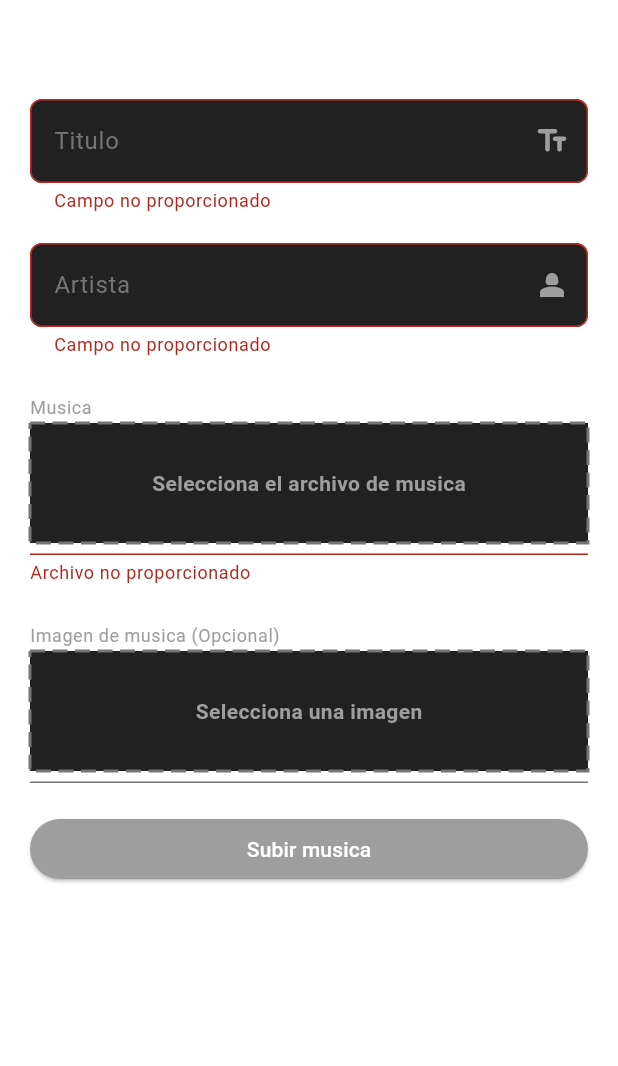
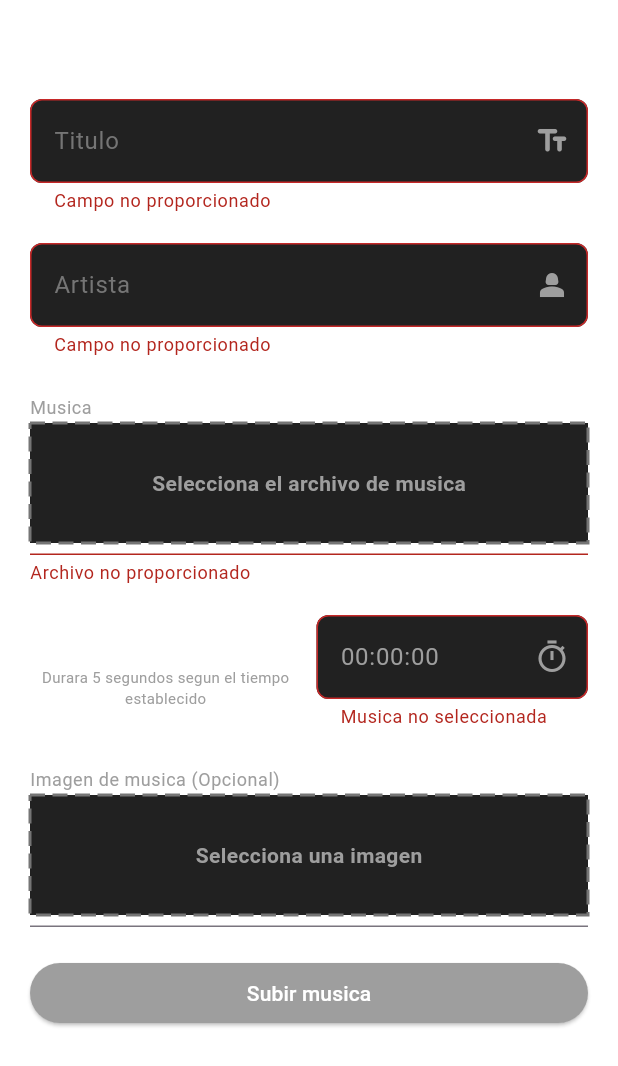
Before and after one commit to 4dominic888/tidal-wave, a Flutter app: the UploadMusicScreen screen opened directly, after a tap on "Subir musica", on a phone screen of 412 x 824 dp. Shown: the top 1066 px of the screen. Run offline on Flutter 3.47's test engine with Material 3 defaults, Android fonts, the phone set to English and light mode, and no system bars; drawn by our look-alikes of dotted_border; our stand-ins replace audio_video_progress_bar, cached_network_image, cloud_firestore, file_picker, firebase_auth, firebase_core and 9 more; missing offline and left inert: audio_duration, super_tooltip; accounts and stored records are empty.

Commit message:
campo de duracion en subir musica

```diff
--- a/lib/modules/subir_musica/screens/upload_music_screen.dart
+++ b/lib/modules/subir_musica/screens/upload_music_screen.dart
@@ -2,15 +2,16 @@
 
 import 'dart:async';
 
-import 'package:audio_duration/audio_duration.dart';
 import 'package:cloud_firestore/cloud_firestore.dart';
 import 'package:file_picker/file_picker.dart';
 import 'package:firebase_auth/firebase_auth.dart';
 import 'package:flutter/material.dart';
 import 'package:tidal_wave/modules/reproductor_musica/classes/musica.dart';
+import 'package:tidal_wave/modules/subir_musica/widgets/duration_form_field.dart';
 import 'package:tidal_wave/services/firebase/firebase_storage_service.dart';
 import 'package:tidal_wave/services/repositories/tw_music_repository.dart';
 import 'package:tidal_wave/shared/controllers/tw_select_file_controller.dart';
+import 'package:tidal_wave/shared/utils.dart';
 import 'package:tidal_wave/shared/widgets/popup_message.dart';
 import 'package:tidal_wave/shared/result.dart';
 import 'package:tidal_wave/shared/widgets/tw_select_file.dart';
@@ -29,6 +30,7 @@ class _UploadMusicScreenState extends State<UploadMusicScreen> {
   final _formKey = GlobalKey<FormState>();
   final _titleController = TextEditingController();
   final _artistController = TextEditingController();
+  final _bestDurationController = TextEditingController();
   final _musicController = TWSelectFileController();
   final _imageController = TWSelectFileController();
 
@@ -71,15 +73,13 @@ class _UploadMusicScreenState extends State<UploadMusicScreen> {
         }
       }
 
-      final int durationMs = await AudioDuration.getAudioDuration(_musicController.value!.path) ?? 0;
-
       Music music = Music.byUID(
         -1,
         titulo: _titleController.text,
         artistas: [_artistController.text],
         musica: Uri.parse(musicUploadResult.data!),
         imagen: Uri.parse(imageUploadResult.data!),
-        duration: Duration(milliseconds: durationMs),
+        duration: _musicController.musicDuration!,
         stars: 0,
         uploadAt: Timestamp.now(),
         userId: FirebaseAuth.instance.currentUser!.uid,
@@ -126,12 +126,8 @@ class _UploadMusicScreenState extends State<UploadMusicScreen> {
                     textInputType: TextInputType.emailAddress,
                     icon: const Icon(Icons.text_fields_rounded),
                     validator: (value) {
-                      if(value == null || value.trim().isEmpty){
-                        return "Campo no proporcionado";
-                      }
-                      if(value.length <= 2 || value.length > 50){
-                        return "El campo debe ser mayor a 2 y menor a 50 caracteres";
-                      }
+                      if(value == null || value.trim().isEmpty) {return "Campo no proporcionado";}
+                      if(value.length <= 2 || value.length > 50) {return "El campo debe ser mayor a 2 y menor a 50 caracteres";}
                       return null;
                     },
                   ),
@@ -146,12 +142,8 @@ class _UploadMusicScreenState extends State<UploadMusicScreen> {
                     textInputType: TextInputType.emailAddress,
                     icon: const Icon(Icons.person_2_sharp),
                     validator: (value) {
-                      if(value == null || value.trim().isEmpty){
-                        return "Campo no proporcionado";
-                      }
-                      if(value.length <= 2 || value.length > 50){
-                        return "El campo debe ser mayor a 2 y menor a 50 caracteres";
-                      }
+                      if(value == null || value.trim().isEmpty) {return "Campo no proporcionado";}
+                      if(value.length <= 2 || value.length > 50) {return "El campo debe ser mayor a 2 y menor a 50 caracteres";}
                       return null;
                     },
                   ),
@@ -168,12 +160,43 @@ class _UploadMusicScreenState extends State<UploadMusicScreen> {
                     fileType: FileType.audio,
                     megaBytesLimit: 20,
                     validator: (_) {
-                      if(_musicController.value == null){
-                        return "Archivo no proporcionado";
-                      }
+                      if(_musicController.value == null) {return "Archivo no proporcionado";}
+                      setState(() {});
                       return null;
                     },
                   )
+                ),
+
+                //* Duration music to present
+                Padding(
+                  padding: const EdgeInsets.symmetric(horizontal: 20, vertical: 10),
+                  child: Row(
+                    children: [
+                      const Expanded(child: Column(
+                        children: [
+                          Text('Momento destacado:', style: TextStyle(color: Colors.white)),
+                          Text('Durara 5 segundos segun el tiempo establecido', style: TextStyle(color: Colors.grey, fontSize: 10), textAlign: TextAlign.center),
+                        ],
+                      )),
+                      const SizedBox(width: 10),
+                      Expanded(child: Column(
+                        children: [
+                          if(_musicController.musicDuration != null) Text('Max: ${toStringDurationFormat(_musicController.musicDuration! - const Duration(seconds: 5))}', style: const TextStyle(color: Colors.grey)),
+                          DurationFormField(
+                            controller: _bestDurationController,
+                            validator: (value) {
+                              final Duration currentDuration = value != null && value.isNotEmpty ? parseDuration(value) : Duration.zero;
+                              _bestDurationController.text = toStringDurationFormat(currentDuration);
+                              if(_musicController.value == null) {return 'Musica no seleccionada';}
+                              //* Como el momento destacado de la cancion debe durar 5s, este no debe ser mayor a la duracion de la cancion -5s
+                              if(currentDuration > _musicController.musicDuration! - const Duration(seconds: 5)) {return 'Fuera del limite';}
+                              return null;
+                            },
+                          ),
+                        ],
+                      )),
+                    ],
+                  ),
                 ),
 
                 //* Imagen de musica
@@ -219,6 +242,7 @@ class _UploadMusicScreenState extends State<UploadMusicScreen> {
   void dispose() {
     _titleController.dispose();
     _artistController.dispose();
+    _bestDurationController.dispose();
     _musicController.dispose();
     _imageController.dispose();
 
--- /dev/null
+++ b/lib/modules/subir_musica/widgets/duration_form_field.dart
@@ -0,0 +1,107 @@
+import 'package:flutter/material.dart';
+import 'package:flutter/services.dart';
+import 'dart:math' as math;
+
+import 'package:tidal_wave/shared/widgets/tw_text_field.dart';
+
+class DurationFormField extends StatelessWidget {
+
+  final TextEditingController? controller;
+  final String? Function(String?)? validator;
+
+  const DurationFormField({super.key, this.controller, this.validator});
+
+  @override
+  Widget build(BuildContext context) {
+    return TWTextField(
+      validator: validator,
+      controller: controller,
+      textInputType: const TextInputType.numberWithOptions(decimal: false),
+      hintText: '00:00:00',
+      inputFormatters: <TextInputFormatter>[
+        TimeTextInputFormatter()
+      ],
+      icon: const Icon(Icons.timer_sharp),
+    );
+  }
+}
+
+//? When copias codigo
+class TimeTextInputFormatter extends TextInputFormatter {
+  late RegExp _exp;
+  TimeTextInputFormatter() {
+    _exp = RegExp(r'^[0-9:]+$');
+  }
+
+  @override
+  TextEditingValue formatEditUpdate(TextEditingValue oldValue, TextEditingValue newValue) {
+    if (_exp.hasMatch(newValue.text)) {
+      TextSelection newSelection = newValue.selection;
+
+      String value = newValue.text;
+      String newText;
+
+      String leftChunk = '';
+      String rightChunk = '';
+
+      if (value.length >= 8) {
+        if (value.substring(0, 7) == '00:00:0') {
+          leftChunk = '00:00:';
+          rightChunk = value.substring(leftChunk.length + 1, value.length);
+        } else if (value.substring(0, 6) == '00:00:') {
+          leftChunk = '00:0';
+          rightChunk = "${value.substring(6, 7)}:${value.substring(7)}";
+        } else if (value.substring(0, 4) == '00:0') {
+          leftChunk = '00:';
+          rightChunk = "${value.substring(4, 5)}${value.substring(6, 7)}:${value.substring(7)}";
+        } else if (value.substring(0, 3) == '00:') {
+          leftChunk = '0';
+          rightChunk = "${value.substring(3, 4)}:${value.substring(4, 5)}${value.substring(6, 7)}:${value.substring(7, 8)}${value.substring(8)}";
+        } else {
+          leftChunk = '';
+          rightChunk = "${value.substring(1, 2)}${value.substring(3, 4)}:${value.substring(4, 5)}${value.substring(6, 7)}:${value.substring(7)}";
+        }
+      } else if (value.length == 7) {
+        if (value.substring(0, 7) == '00:00:0') {
+          leftChunk = '';
+          rightChunk = '';
+        } else if (value.substring(0, 6) == '00:00:') {
+          leftChunk = '00:00:0';
+          rightChunk = value.substring(6, 7);
+        } else if (value.substring(0, 1) == '0') {
+          leftChunk = '00:';
+          rightChunk = "${value.substring(1, 2)}${value.substring(3, 4)}:${value.substring(4, 5)}${value.substring(6, 7)}";
+        } else {
+          leftChunk = '';
+          rightChunk = "${value.substring(1, 2)}${value.substring(3, 4)}:${value.substring(4, 5)}${value.substring(6, 7)}:${value.substring(7)}";
+        }
+      } else {
+        leftChunk = '00:00:0';
+        rightChunk = value;
+      }
+
+      if (oldValue.text.isNotEmpty && oldValue.text.substring(0, 1) != '0') {
+        if (value.length > 7) {
+          return oldValue;
+        } else {
+          leftChunk = '0';
+          rightChunk = "${value.substring(0, 1)}:${value.substring(1, 2)}${value.substring(3, 4)}:${value.substring(4, 5)}${value.substring(6, 7)}";
+        }
+      }
+
+      newText = leftChunk + rightChunk;
+
+      newSelection = newValue.selection.copyWith(
+        baseOffset: math.min(newText.length, newText.length),
+        extentOffset: math.min(newText.length, newText.length),
+      );
+
+      return TextEditingValue(
+        text: newText,
+        selection: newSelection,
+        composing: TextRange.empty,
+      );
+    }
+    return oldValue;
+  }
+}
--- /dev/null
+++ b/lib/shared/utils.dart
@@ -0,0 +1,24 @@
+Duration parseDuration(String s) {
+  int hours = 0;
+  int minutes = 0;
+  int seconds = 0;
+
+  List<String> parts = s.split(':');
+
+  if (parts.length > 2) {
+    hours = int.parse(parts[parts.length - 3]);
+  }
+  if (parts.length > 1) {
+    minutes = int.parse(parts[parts.length - 2]);
+  }
+  seconds = int.parse(parts[parts.length - 1]);
+
+  return Duration(hours: hours, minutes: minutes, seconds: seconds);
+}
+
+String toStringDurationFormat(Duration duration) {
+  String twoDigits(int n) => n.toString().padLeft(2, "0");
+  String twoDigitMinutes = twoDigits(duration.inMinutes.remainder(60).abs());
+  String twoDigitSeconds = twoDigits(duration.inSeconds.remainder(60).abs());
+  return "${twoDigits(duration.inHours)}:$twoDigitMinutes:$twoDigitSeconds";
+}
--- a/lib/shared/widgets/tw_text_field.dart
+++ b/lib/shared/widgets/tw_text_field.dart
@@ -1,6 +1,5 @@
-// ignore_for_file: use_build_context_synchronously
-
 import 'package:flutter/material.dart';
+import 'package:flutter/services.dart';
 
 class TWTextField extends StatelessWidget {
 
@@ -9,9 +8,10 @@ class TWTextField extends StatelessWidget {
   final Icon? icon;
   final String? Function(String? value)? validator;
   final TextEditingController? controller;
+  final List<TextInputFormatter>? inputFormatters;
 
   const TWTextField({
-    super.key, required this.hintText, this.textInputType, this.icon, this.validator, this.controller
+    super.key, required this.hintText, this.textInputType, this.icon, this.validator, this.controller, this.inputFormatters
   });
 
   @override
@@ -25,6 +25,7 @@ class TWTextField extends StatelessWidget {
       autocorrect: false,
       enableSuggestions: false,
       style: TextStyle(color: Colors.grey.shade500),
+      inputFormatters: inputFormatters,
       decoration: InputDecoration(
         suffixIcon: icon,
         suffixIconColor: Colors.grey,
```
Also changed, not shown: lib/shared/controllers/tw_select_file_controller.dart (+10 -0 lines).
